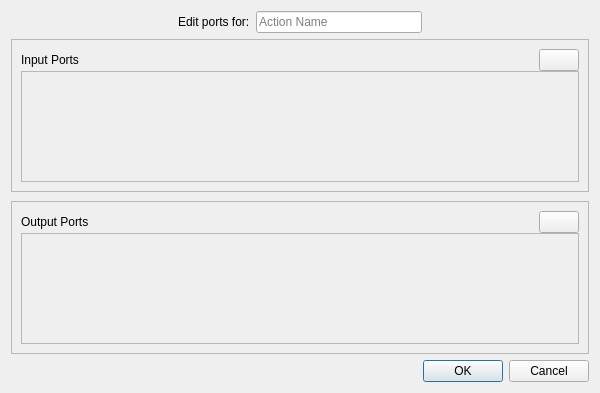
facade-technologies-inc/facile, file src/gui/ui/blackboxeditordialog.ui: the form before one commit.
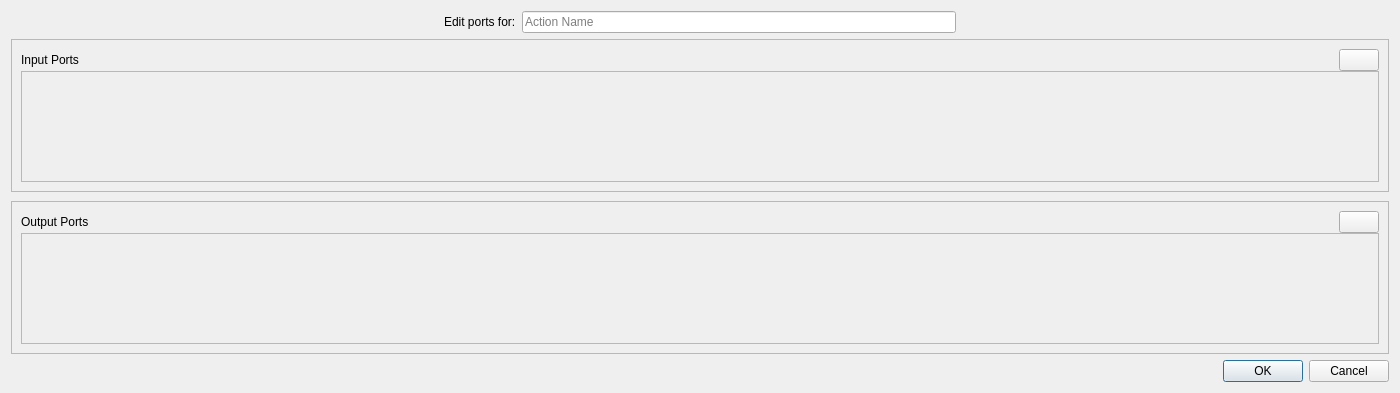
The form after the commit. Icons and pictures are not drawn.

The edit to the form file:
```diff
--- a/src/gui/ui/blackboxeditordialog.ui
+++ b/src/gui/ui/blackboxeditordialog.ui
@@ -6,16 +6,22 @@
    <rect>
     <x>0</x>
     <y>0</y>
-    <width>600</width>
+    <width>1400</width>
     <height>393</height>
    </rect>
   </property>
   <property name="sizePolicy">
-   <sizepolicy hsizetype="Maximum" vsizetype="MinimumExpanding">
+   <sizepolicy hsizetype="MinimumExpanding" vsizetype="MinimumExpanding">
     <horstretch>0</horstretch>
     <verstretch>0</verstretch>
    </sizepolicy>
   </property>
+  <property name="minimumSize">
+   <size>
+    <width>1400</width>
+    <height>0</height>
+   </size>
+  </property>
   <property name="baseSize">
    <size>
     <width>800</width>
@@ -139,8 +145,8 @@
           <rect>
            <x>0</x>
            <y>0</y>
-           <width>560</width>
-           <height>83</height>
+           <width>1360</width>
+           <height>85</height>
           </rect>
          </property>
         </widget>
@@ -258,8 +264,8 @@
           <rect>
            <x>0</x>
            <y>0</y>
-           <width>560</width>
-           <height>83</height>
+           <width>1360</width>
+           <height>84</height>
           </rect>
          </property>
         </widget>
```
